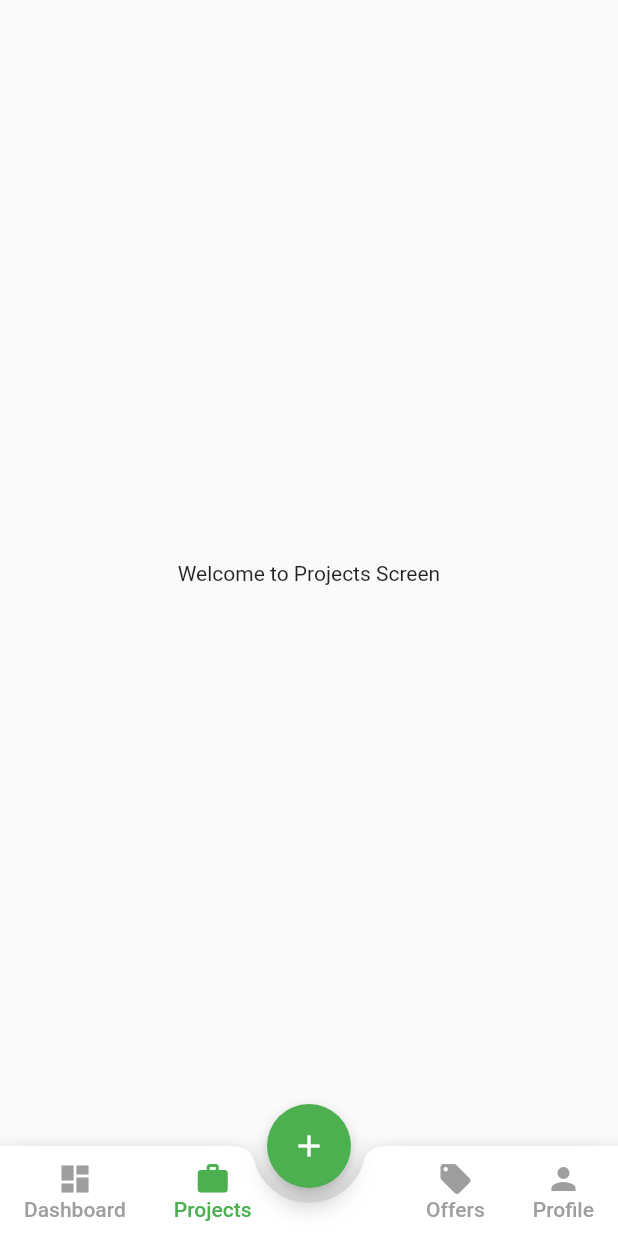
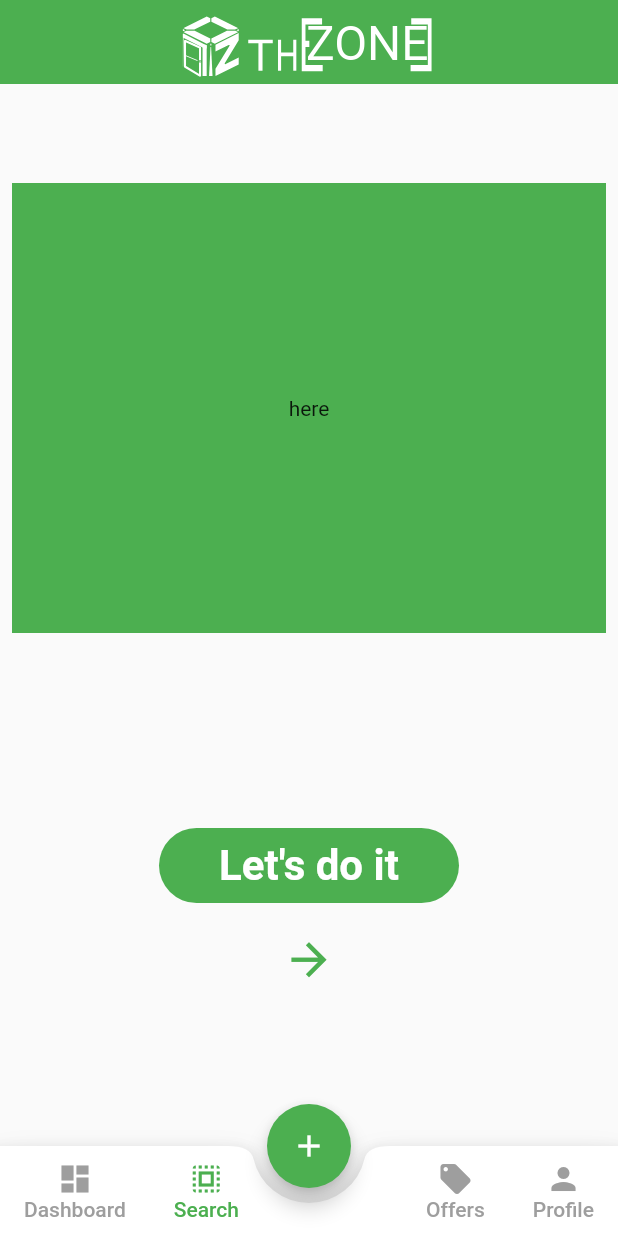
Before and after one commit to mir-barzan/zone, a Flutter app: the screen it shows once a user with an empty profile is signed in, item 2 of the bottom bar chosen, on a phone screen of 412 x 824 dp. Run offline on Flutter 3.47's test engine with Material 2 defaults, Android fonts, the phone set to English and light mode, and no system bars; our stand-ins replace cached_network_image, carousel_slider, cloud_firestore, expansion_tile_card, firebase_auth, firebase_core and 7 more; missing offline and left inert: multi_value_listenable_builder; accounts and stored records are empty; network calls fail; project files that could hold a hidden picture were left out.

Commit message:
creating semi-Armut Search

```diff
--- /dev/null
+++ b/lib/screens/mainPages/optimizedSearch/projectsScreen.dart
@@ -0,0 +1,84 @@
+import 'package:flutter/material.dart';
+import 'package:flutter_svg/svg.dart';
+import 'package:zone/additional/colors.dart';
+
+class projectsScreen extends StatefulWidget {
+  const projectsScreen({Key? key}) : super(key: key);
+
+  @override
+  State<projectsScreen> createState() => _projectsScreenState();
+}
+
+class _projectsScreenState extends State<projectsScreen> {
+  @override
+  Widget build(BuildContext context) {
+    return Scaffold(
+        appBar: AppBar(
+          centerTitle: true,
+          title: Expanded(
+              child: SvgPicture.asset(
+            'assets/images/zoneLogo.svg',
+            color: primaryColor,
+            width: 180,
+          )),
+          backgroundColor: offersColor,
+          elevation: 0,
+        ),
+        body: Padding(
+          padding: const EdgeInsets.all(8.0),
+          child: ListView(
+            children: [
+              Container(
+                height: 58,
+              ),
+              //TODO: illustrate a well look design explanation about this page
+              Container(
+                height: 300,
+                color: offersColor,
+                child: Center(child: Text('here')),
+              ),
+              Container(
+                height: 130,
+              ),
+              Column(
+                children: [
+                  GestureDetector(
+                    onTap: () {},
+                    child: Row(
+                      mainAxisAlignment: MainAxisAlignment.center,
+                      children: [
+                        Container(
+                          height: 50,
+                          width: 200,
+                          child: Center(
+                              child: Text(
+                            "Let's do it",
+                            style: TextStyle(
+                                fontSize: 28,
+                                fontWeight: FontWeight.bold,
+                                color: primaryColor),
+                          )),
+                          decoration: BoxDecoration(
+                              color: offersColor,
+                              borderRadius: BorderRadius.circular(30)),
+                        ),
+                      ],
+                    ),
+                  ),
+                  Container(
+                    height: 20,
+                  ),
+                  GestureDetector(
+                      onTap: () {},
+                      child: Icon(
+                        Icons.arrow_forward_outlined,
+                        size: 35,
+                        color: offersColor,
+                      ))
+                ],
+              )
+            ],
+          ),
+        ));
+  }
+}
--- a/lib/screens/mainPages/projectsScreen.dart
+++ /dev/null
@@ -1,19 +0,0 @@
-import 'package:flutter/material.dart';
-
-class projectsScreen extends StatefulWidget {
-  const projectsScreen({Key? key}) : super(key: key);
-
-  @override
-  State<projectsScreen> createState() => _projectsScreenState();
-}
-
-class _projectsScreenState extends State<projectsScreen> {
-  @override
-  Widget build(BuildContext context) {
-    return Scaffold(
-      body: Center(
-        child: Text("Welcome to Projects Screen"),
-      ),
-    );
-  }
-}
--- a/lib/screens/main_page.dart
+++ b/lib/screens/main_page.dart
@@ -9,7 +9,7 @@ import 'package:zone/screens/mainPages/offersScreen.dart';
 import 'package:zone/screens/mainPages/personalOffersScreen.dart';
 import 'package:zone/screens/mainPages/postScreen.dart';
 import 'package:zone/screens/mainPages/profileScreen.dart';
-import 'package:zone/screens/mainPages/projectsScreen.dart';
+import 'package:zone/screens/mainPages/optimizedSearch/projectsScreen.dart';
 import 'package:zone/widgets/AdditionalWidgets.dart';
 
 class mainPage extends StatefulWidget {
@@ -104,17 +104,13 @@ class _mainPageState extends State<mainPage> {
                       mainAxisAlignment: MainAxisAlignment.center,
                       children: [
                         Icon(
-                          Icons.work,
-                          color: currentTab == 1
-                              ? secColor
-                              : Colors.grey,
+                          Icons.select_all,
+                          color: currentTab == 1 ? secColor : Colors.grey,
                         ),
                         Text(
-                          'Projects',
+                          'Search',
                           style: TextStyle(
-                            color: currentTab == 1
-                                ? secColor
-                                : Colors.grey,
+                            color: currentTab == 1 ? secColor : Colors.grey,
                           ),
                         )
                       ],
```
